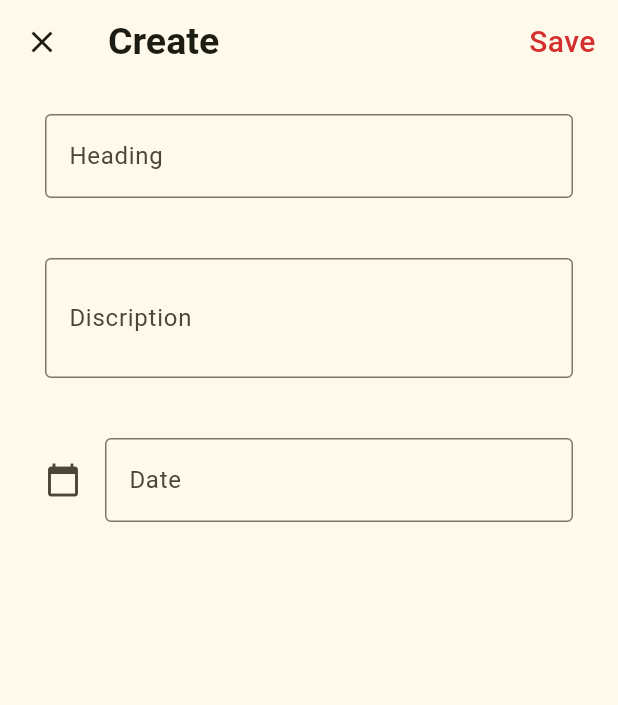
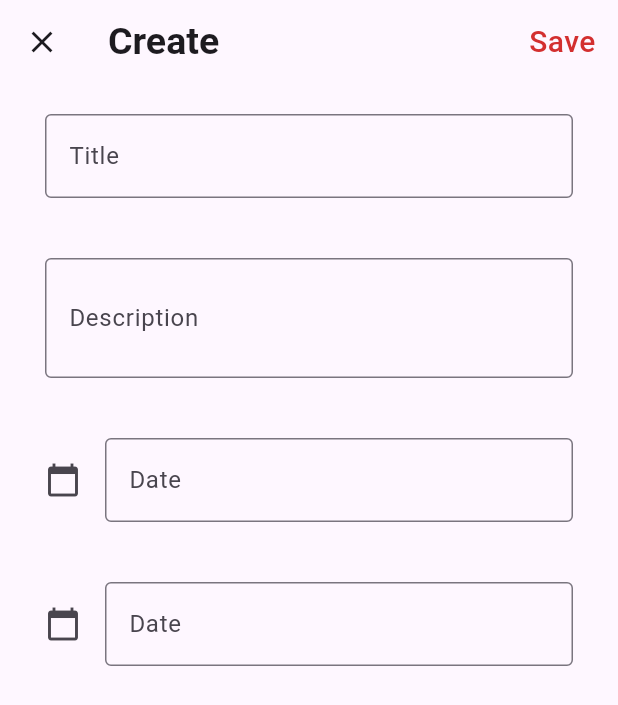
Before and after one commit to Meghashyam1218/BEAM, a Flutter app: the CreatePage screen opened directly, on a phone screen of 412 x 824 dp. Shown: the top 705 px of the screen. Run offline on Flutter 3.47's test engine with Material 2 defaults, Android fonts, the phone set to English and light mode, and no system bars; our stand-ins replace flutter_riverpod, go_router, google_fonts.

Commit message:
todo state management

```diff
--- /dev/null
+++ b/lib/models/todo/todo_model.dart
@@ -0,0 +1,16 @@
+import 'package:beam/screens/todo/todo.dart';
+import 'package:flutter_riverpod/flutter_riverpod.dart';
+
+final todotasksProvider = StateProvider<List<ToDoData>>((ref) {
+  List<ToDoData> todotasks = [];
+  return todotasks;
+});
+
+class ToDoData {
+  final String? title;
+  final String? description;
+  final String? date;
+  final String? endtime;
+
+  ToDoData(this.title, this.description, this.endtime, this.date);
+}
--- a/lib/screens/todo/components/create.dart
+++ b/lib/screens/todo/components/create.dart
@@ -1,3 +1,5 @@
+import 'package:beam/models/todo/todo_model.dart';
+import 'package:flutter_riverpod/flutter_riverpod.dart';
 import 'package:intl/intl.dart';
 import 'package:flutter/material.dart';
 
@@ -9,16 +11,14 @@ class CreatePage extends StatefulWidget {
 }
 
 class _CreatePageState extends State<CreatePage> {
+  TextEditingController titleController = TextEditingController();
+  TextEditingController descriptionController = TextEditingController();
   TextEditingController dateController = TextEditingController();
-
-  @override
-  void initState() {
-    dateController.text = ""; //set the initial value of text field
-    super.initState();
-  }
-
+  TextEditingController timeController = TextEditingController();
+  bool _validate = false;
   @override
   Widget build(BuildContext context) {
+    var todoTask = ToDoData("", "", "", "");
     return Scaffold(
       appBar: AppBar(
         leading: GestureDetector(
@@ -38,7 +38,9 @@ class _CreatePageState extends State<CreatePage> {
         actions: [
           Padding(
               padding: const EdgeInsets.only(right: 15.0),
-            child: GestureDetector(
+              child: Consumer(
+                builder: (context, ref, child) {
+                  return GestureDetector(
                     child: Text(
                       "Save",
                       style: TextStyle(
@@ -47,49 +49,46 @@ class _CreatePageState extends State<CreatePage> {
                           fontWeight: FontWeight.w500),
                     ),
                     onTap: () {
-                setState(
-                  () {
-                    Navigator.of(context).pop();
-
+                      var title = titleController.text;
+                      var description = descriptionController.text;
+                      var date = dateController.text;
+                      var endtime = timeController.text;
+                      todoTask = ToDoData(title, description, endtime, date);
+                      if (title != "") {
+                        Navigator.of(context).pop(todoTask);
+                      } else {
+                        setState(() {
+                          titleController.text.isEmpty
+                              ? _validate = true
+                              : _validate = false;
+                        });
+                      }
                     },
                   );
                 },
-            ),
-          ),
+              )),
         ],
       ),
-      body: Column(
+      body: SizedBox(
+        width: double.infinity,
+        height: double.infinity,
+        child: ListView(
           children: [
-          const SizedBox(
+            SizedBox(
               child: Padding(
-              padding: EdgeInsets.symmetric(horizontal: 30, vertical: 20),
+                padding:
+                    const EdgeInsets.symmetric(horizontal: 30, vertical: 20),
                 child: Center(
                   child: SizedBox(
                     width: double.infinity,
                     child: TextField(
+                      controller: titleController,
                       decoration: InputDecoration(
                         border: OutlineInputBorder(),
-                        labelText: "Heading",
-                        hintText: "Heading"),
+                        labelText: "Title ",
+                        hintText: "Complete My Homewrok",
+                        errorText: _validate ? 'Value Can\'t Be Empty' : null,
                       ),
-                ),
-              ),
-            ),
-          ),
-          const SizedBox(
-            child: Padding(
-              padding: EdgeInsets.symmetric(horizontal: 30, vertical: 20),
-              child: Center(
-                child: SizedBox(
-                  width: double.infinity,
-                  child: TextField(
-                    keyboardType: TextInputType.multiline,
-                    minLines: 2,
-                    maxLines: 5,
-                    decoration: InputDecoration(
-                        border: OutlineInputBorder(),
-                        labelText: "Discription",
-                        hintText: "Discription"),
                     ),
                   ),
                 ),
@@ -97,7 +96,29 @@ class _CreatePageState extends State<CreatePage> {
             ),
             SizedBox(
               child: Padding(
-              padding: const EdgeInsets.symmetric(vertical: 20, horizontal: 30),
+                padding:
+                    const EdgeInsets.symmetric(horizontal: 30, vertical: 20),
+                child: Center(
+                  child: SizedBox(
+                    width: double.infinity,
+                    child: TextField(
+                      controller: descriptionController,
+                      keyboardType: TextInputType.multiline,
+                      minLines: 2,
+                      maxLines: 5,
+                      decoration: const InputDecoration(
+                          border: OutlineInputBorder(),
+                          labelText: "Description",
+                          hintText: "Description about the task ..."),
+                    ),
+                  ),
+                ),
+              ),
+            ),
+            SizedBox(
+              child: Padding(
+                padding:
+                    const EdgeInsets.symmetric(vertical: 20, horizontal: 30),
                 child: SizedBox(
                   width: double.infinity,
                   child: TextField(
@@ -126,10 +147,44 @@ class _CreatePageState extends State<CreatePage> {
                             formattedDate); //formatted date output using intl package =>  2022-07-04
                         //You can format date as per your need
 
-                      setState(() {
                         dateController.text =
                             formattedDate; //set foratted date to TextField value.
-                      });
+                      } else {
+                        print("Date is not selected");
+                      }
+                    },
+                  ),
+                ),
+              ),
+            ),
+            SizedBox(
+              child: Padding(
+                padding:
+                    const EdgeInsets.symmetric(vertical: 20, horizontal: 30),
+                child: SizedBox(
+                  width: double.infinity,
+                  child: TextField(
+                    controller:
+                        timeController, //editing controller of this TextField
+                    decoration: const InputDecoration(
+                        border: OutlineInputBorder(),
+                        icon: Icon(Icons.calendar_today), //icon of text field
+                        labelText: "Date" //label text of field
+                        ),
+                    readOnly: true, // when true user cannot edit text
+                    onTap: () async {
+                      TimeOfDay? pickedTime = await showTimePicker(
+                          context: context, initialTime: TimeOfDay.now());
+
+                      if (pickedTime != null) {
+                        print(
+                            pickedTime); //get the picked date in the format => 2022-07-04 00:00:00.000
+                        // format date in required form here we use yyyy-MM-dd that means time is removed
+                        //formatted date output using intl package =>  2022-07-04
+                        //You can format date as per your need
+
+                        timeController.text = pickedTime.format(
+                            context); //set foratted date to TextField value.
                       } else {
                         print("Date is not selected");
                       }
@@ -140,6 +195,8 @@ class _CreatePageState extends State<CreatePage> {
             )
           ],
         ),
+      ),
+
     );
   }
 }
```
Also changed, not shown: lib/screens/todo/components/task.dart (added, +77 -0 lines), lib/screens/todo/todo.dart (+47 -33 lines), lib/screens/todo/todo_bck.dart (added, +79 -0 lines), lib/color_schemes.g.dart, pubspec.lock. Lines whose indentation alone changed are shown as unchanged.
